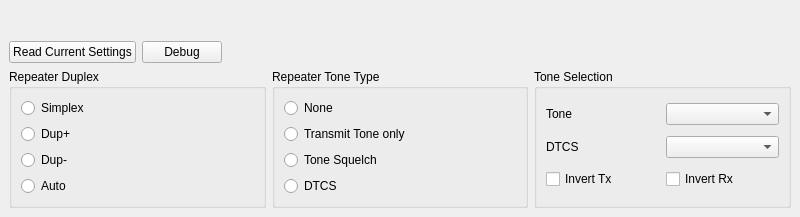
Before: the Qt Designer form repeatersetup.ui in adecarolis/wfweb, drawn with Qt 5.
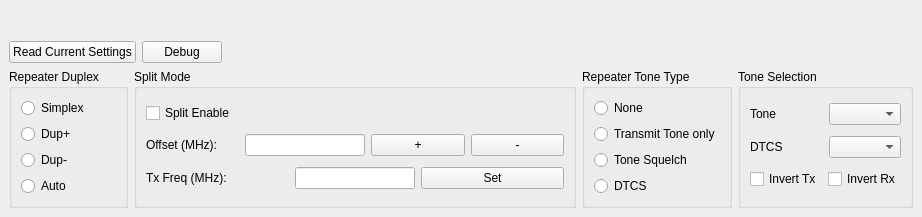
After: the same form once the commit is applied.

Commit message: Started work on the UI for a split control interface.

```diff
--- a/repeatersetup.ui
+++ b/repeatersetup.ui
@@ -6,7 +6,7 @@
    <rect>
     <x>0</x>
     <y>0</y>
-    <width>800</width>
+    <width>922</width>
     <height>217</height>
    </rect>
   </property>
@@ -119,6 +119,97 @@
         </layout>
        </widget>
       </item>
+      <item>
+       <widget class="QGroupBox" name="splitModeGrpbox">
+        <property name="title">
+         <string>Split Mode</string>
+        </property>
+        <layout class="QVBoxLayout" name="verticalLayout_5">
+         <item>
+          <widget class="QCheckBox" name="splitEnableChk">
+           <property name="text">
+            <string>Split Enable</string>
+           </property>
+          </widget>
+         </item>
+         <item>
+          <layout class="QHBoxLayout" name="horizontalLayout_6">
+           <item>
+            <widget class="QLabel" name="label_3">
+             <property name="text">
+              <string>Offset (MHz):</string>
+             </property>
+            </widget>
+           </item>
+           <item>
+            <widget class="QLineEdit" name="splitOffsetEdit">
+             <property name="minimumSize">
+              <size>
+               <width>120</width>
+               <height>0</height>
+              </size>
+             </property>
+             <property name="maximumSize">
+              <size>
+               <width>120</width>
+               <height>16777215</height>
+              </size>
+             </property>
+            </widget>
+           </item>
+           <item>
+            <widget class="QPushButton" name="splitPlusButton">
+             <property name="text">
+              <string>+</string>
+             </property>
+            </widget>
+           </item>
+           <item>
+            <widget class="QPushButton" name="splitMinusBtn">
+             <property name="text">
+              <string>-</string>
+             </property>
+            </widget>
+           </item>
+          </layout>
+         </item>
+         <item>
+          <layout class="QHBoxLayout" name="horizontalLayout_7">
+           <item>
+            <widget class="QLabel" name="label_4">
+             <property name="text">
+              <string>Tx Freq (MHz):</string>
+             </property>
+            </widget>
+           </item>
+           <item>
+            <widget class="QLineEdit" name="splitTransmitFreqEdit">
+             <property name="minimumSize">
+              <size>
+               <width>120</width>
+               <height>0</height>
+              </size>
+             </property>
+             <property name="maximumSize">
+              <size>
+               <width>120</width>
+               <height>16777215</height>
+              </size>
+             </property>
+            </widget>
+           </item>
+           <item>
+            <widget class="QPushButton" name="splitTxFreqSetBtn">
+             <property name="text">
+              <string>Set</string>
+             </property>
+            </widget>
+           </item>
+          </layout>
+         </item>
+        </layout>
+       </widget>
+      </item>
       <item>
        <widget class="QGroupBox" name="groupBox_2">
         <property name="title">
```
Left out of the diff: 4 changed lines with no effect on the pictures. The commit also changes 2 other files.
